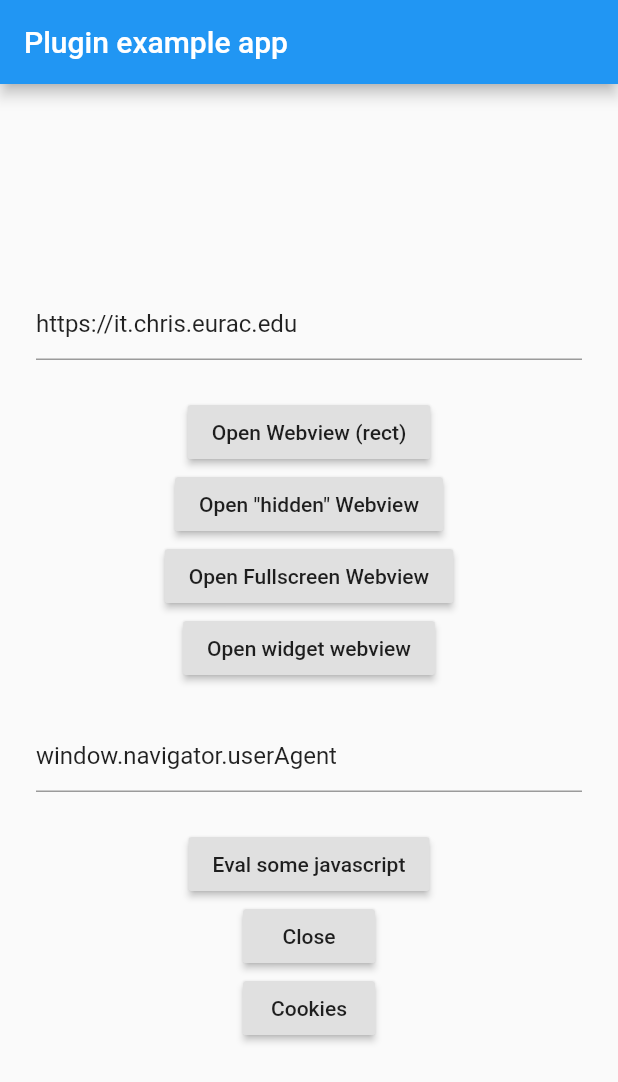
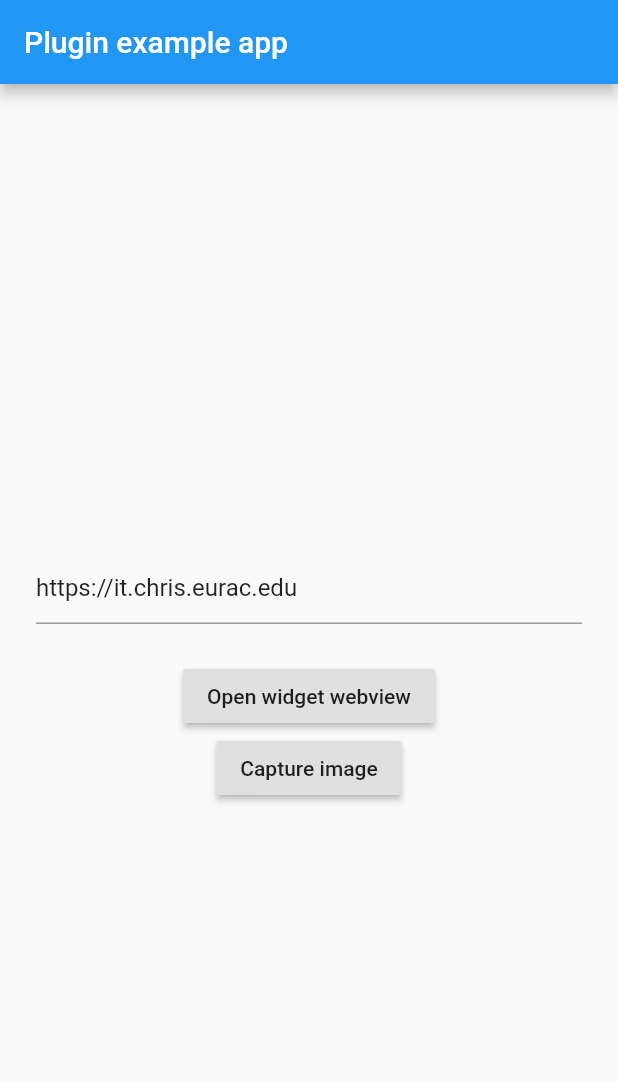
Before and after one commit to dequb/test_flutter_app, a Flutter app: the screen it shows after launch, on a phone screen of 412 x 824 dp. Shown: the top 1082 px of the screen. Run offline on Flutter 3.47's test engine with Material 2 defaults, Android fonts, the phone set to English and light mode, and no system bars; missing offline and left inert: barcode_scan, flutter_webview_plugin.

```diff
--- a/lib/main.dart
+++ b/lib/main.dart
@@ -1,5 +1,7 @@
 import 'dart:async';
-
+import 'dart:io';
+import 'package:barcode_scan/barcode_scan.dart';
+import 'package:flutter/services.dart';
 import 'package:flutter/material.dart';
 
 import 'package:flutter_webview_plugin/flutter_webview_plugin.dart';
@@ -57,21 +59,15 @@ class _MyHomePageState extends State<MyHomePage> {
 
   // On urlChanged stream
   StreamSubscription<WebViewStateChanged> _onStateChanged;
+  StreamSubscription<WebViewHttpError> _onHttpError;
+  StreamSubscription<double> _onScrollYChanged;
+  StreamSubscription<double> _onScrollXChanged;
+  final _urlCtrl = new TextEditingController(text: selectedUrl);
+  final _codeCtrl =  new TextEditingController(text: 'window.navigator.userAgent');
+  final _scaffoldKey = new GlobalKey<ScaffoldState>();
+  final _history = [];
 
-  StreamSubscription<WebViewHttpError> _onHttpError;
-
-  StreamSubscription<double> _onScrollYChanged;
-
-  StreamSubscription<double> _onScrollXChanged;
-
-  final _urlCtrl = new TextEditingController(text: selectedUrl);
-
-  final _codeCtrl =
-  new TextEditingController(text: 'window.navigator.userAgent');
-
-  final _scaffoldKey = new GlobalKey<ScaffoldState>();
-
-  final _history = [];
+  String barcode = "";
 
   @override
   void initState() {
@@ -169,6 +165,59 @@ class _MyHomePageState extends State<MyHomePage> {
           ),
           new RaisedButton(
             onPressed: () {
+              Navigator.of(context).pushNamed('/widget');
+            },
+            child: const Text('Open widget webview'),
+          ),
+          new RaisedButton(
+            onPressed: () {
+              barcodeScanning();
+            },
+            child: const Text('Capture image'),
+          )
+        ],
+      ),
+    );
+  }
+
+  Future barcodeScanning() async {
+
+    try {
+      String barcode = await BarcodeScanner.scan();
+      setState(() => this.barcode = barcode);
+    } on PlatformException catch (e) {
+      if (e.code == BarcodeScanner.CameraAccessDenied) {
+        setState(() {
+          this.barcode = 'No camera permission!';
+        });
+      } else {
+        setState(() => this.barcode = 'Unknown error: $e');
+      }
+    } on FormatException {
+      setState(() => this.barcode =
+      'Nothing captured.');
+    } catch (e) {
+      setState(() => this.barcode = 'Unknown error: $e');
+    }
+  }
+
+  /* Old function
+  @override
+  Widget build(BuildContext context) {
+    return new Scaffold(
+      key: _scaffoldKey,
+      appBar: new AppBar(
+        title: const Text('Plugin example app'),
+      ),
+      body: new Column(
+        mainAxisAlignment: MainAxisAlignment.center,
+        children: [
+          new Container(
+            padding: const EdgeInsets.all(24.0),
+            child: new TextField(controller: _urlCtrl),
+          ),
+          new RaisedButton(
+            onPressed: () {
               flutterWebviewPlugin.launch(selectedUrl,
                   rect: new Rect.fromLTWH(
                       0.0, 0.0, MediaQuery.of(context).size.width, 300.0),
@@ -233,5 +282,5 @@ class _MyHomePageState extends State<MyHomePage> {
         ],
       ),
     );
-  }
+  }*/
 }
--- a/pubspec.yaml
+++ b/pubspec.yaml
@@ -16,6 +16,7 @@ dependencies:
   flutter:
     sdk: flutter
   flutter_webview_plugin:
+  barcode_scan: ^0.0.8
 
   # The following adds the Cupertino Icons font to your application.
   # Use with the CupertinoIcons class for iOS style icons.
```
Also changed, not shown: 1 other file.
